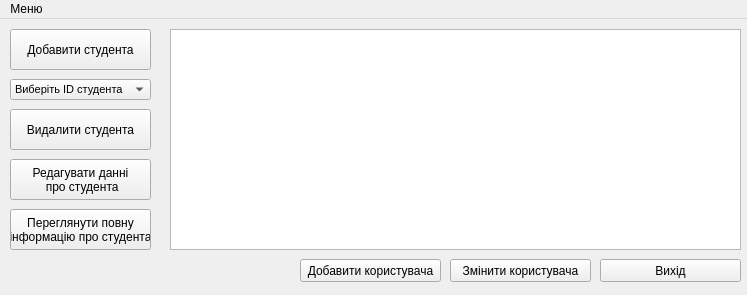
Shuna322/QtKyrsova, file mainwindow.ui: the form before one commit.
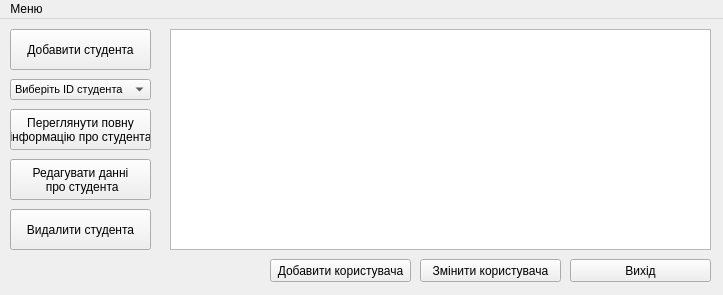
The form after the commit. Icons and pictures are not drawn.

What changed in the file:
```diff
--- a/mainwindow.ui
+++ b/mainwindow.ui
@@ -9,7 +9,7 @@
    <rect>
     <x>0</x>
     <y>0</y>
-    <width>747</width>
+    <width>723</width>
     <height>295</height>
    </rect>
   </property>
@@ -27,7 +27,7 @@
     </property>
     <property name="geometry">
      <rect>
-      <x>600</x>
+      <x>570</x>
       <y>240</y>
       <width>141</width>
       <height>23</height>
@@ -67,7 +67,7 @@
      <rect>
       <x>170</x>
       <y>10</y>
-      <width>571</width>
+      <width>541</width>
       <height>221</height>
      </rect>
     </property>
@@ -78,7 +78,7 @@
      <bool>false</bool>
     </property>
     <attribute name="horizontalHeaderVisible">
-     <bool>false</bool>
+     <bool>true</bool>
     </attribute>
     <attribute name="horizontalHeaderDefaultSectionSize">
      <number>100</number>
@@ -100,7 +100,7 @@
     <property name="geometry">
      <rect>
       <x>10</x>
-      <y>90</y>
+      <y>190</y>
       <width>141</width>
       <height>41</height>
      </rect>
@@ -136,7 +136,7 @@
    <widget class="QPushButton" name="pushButton_4">
     <property name="geometry">
      <rect>
-      <x>450</x>
+      <x>420</x>
       <y>240</y>
       <width>141</width>
       <height>23</height>
@@ -149,7 +149,7 @@
    <widget class="QPushButton" name="pushButton_5">
     <property name="geometry">
      <rect>
-      <x>300</x>
+      <x>270</x>
       <y>240</y>
       <width>141</width>
       <height>23</height>
@@ -177,7 +177,7 @@
     <property name="geometry">
      <rect>
       <x>10</x>
-      <y>190</y>
+      <y>90</y>
       <width>141</width>
       <height>41</height>
      </rect>
@@ -190,7 +190,7 @@
    <widget class="QPushButton" name="pushButton_8">
     <property name="geometry">
      <rect>
-      <x>580</x>
+      <x>550</x>
       <y>240</y>
       <width>31</width>
       <height>20</height>
@@ -219,7 +219,7 @@
     <rect>
      <x>0</x>
      <y>0</y>
-     <width>747</width>
+     <width>723</width>
      <height>21</height>
     </rect>
    </property>
```
